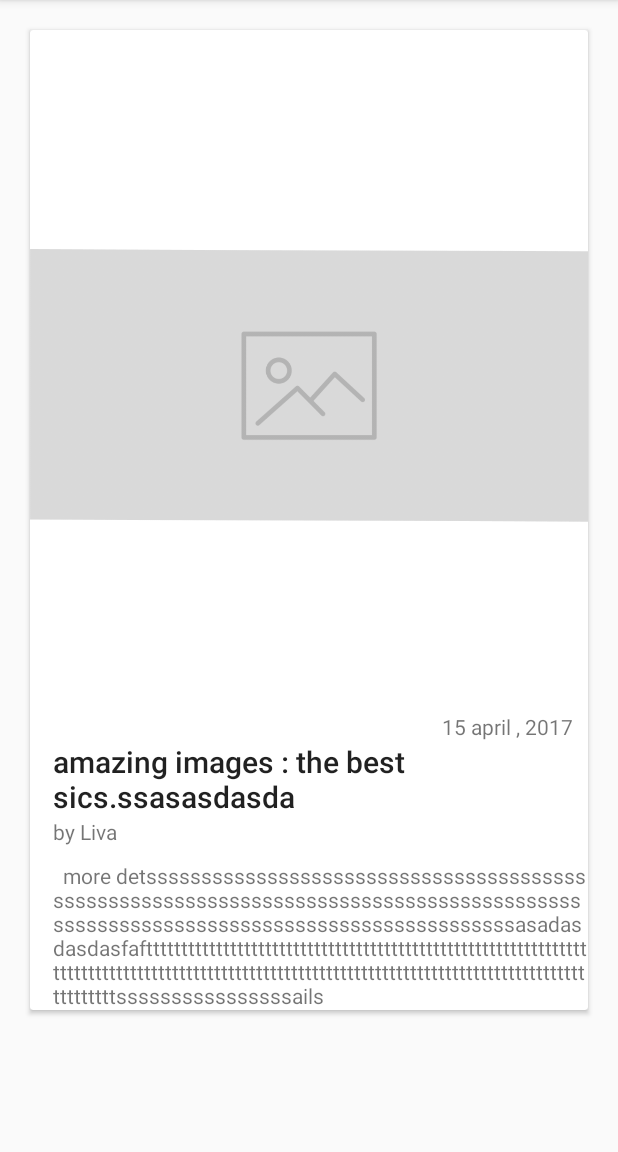
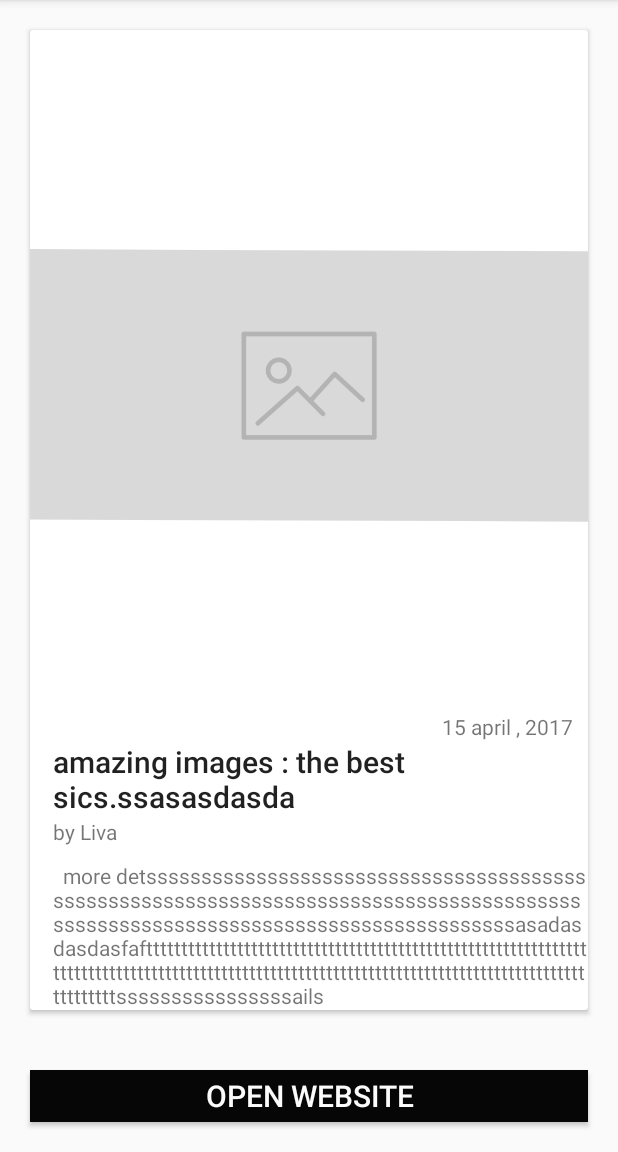
Before and after one commit to Ahmed0093/NewsFeedTask, an Android app: the ArticleDetailsActivity screen opened directly, with no data from a screen before it, on a phone screen of 412 x 824 dp, the part 84-1236 px from its top. Run offline under Robolectric (Android 15) with nearby library versions, the phone set to English and light mode, and no system bars; network calls fail; pictures from the network do not load; 5 statements that could not run were skipped.

Commit message:
Add WebSite Button and Navigation and surround Time method with try and catch

```diff
--- a/app/src/main/res/layout/activity_details_article.xml
+++ b/app/src/main/res/layout/activity_details_article.xml
@@ -73,5 +73,15 @@
         </RelativeLayout>
 
     </android.support.v7.widget.CardView>
+    <Button
+        android:id="@+id/button_webview"
+        android:layout_width="match_parent"
+        android:layout_height="wrap_content"
+        android:layout_below="@id/news_feed_container"
+        android:background="@color/black"
+        android:textSize="20sp"
+        android:text="@string/button_text"
+        android:textColor="@color/white"
+        android:layout_margin="20dp"/>
 
 </RelativeLayout>
--- a/app/src/main/res/menu/main.xml
+++ b/app/src/main/res/menu/main.xml
@@ -6,5 +6,5 @@
         android:orderInCategory="100"
         android:title="@string/action_settings"
         android:icon="@drawable/search"
-        app:showAsAction="always" />
+        app:showAsAction="ifRoom" />
 </menu>
--- a/app/src/main/res/values/strings.xml
+++ b/app/src/main/res/values/strings.xml
@@ -11,4 +11,6 @@
     <string name="gallery_text">Gallery</string>
     <string name="wishlist_text">Wish List</string>
     <string name="emagazine_text">E-Magazine</string>
+    <string name="button_text">OPEN WEBSITE</string>
+
 </resources>
```
Also changed, not shown: app/src/main/java/com/development/task/newsfeedtask/Adapter/NewsAdapter.java (+5 -4 lines), app/src/main/java/com/development/task/newsfeedtask/ArticleDetailsActivity.java (+19 -13 lines).
